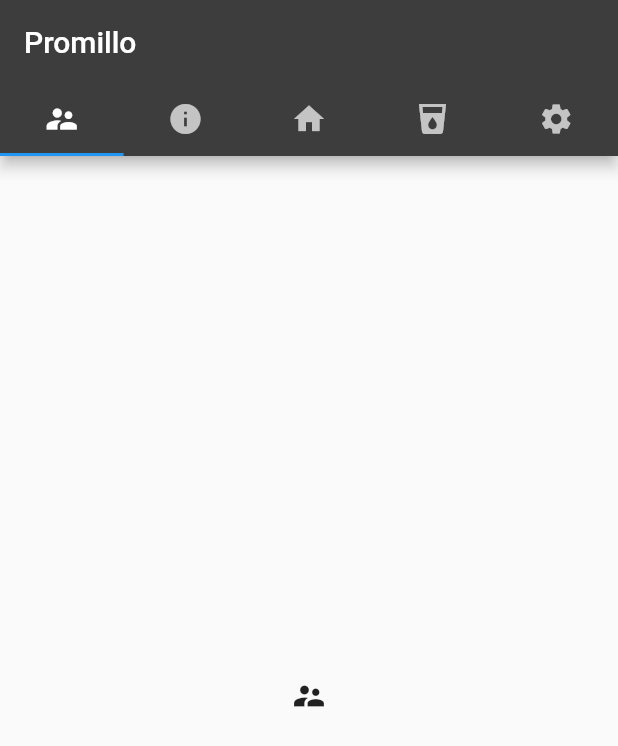
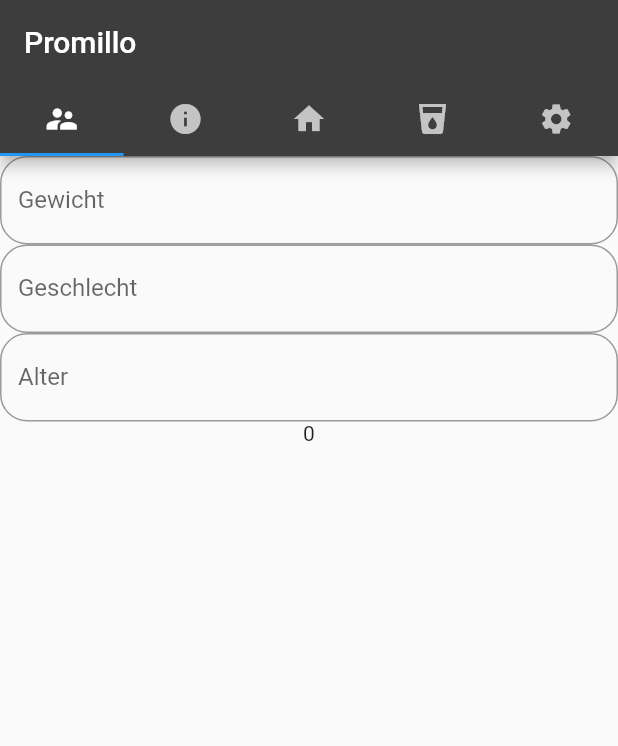
Before and after one commit to batrooxd/promillo, a Flutter app: the screen it shows after launch, on a phone screen of 412 x 824 dp. Shown: the top 746 px of the screen. Run offline on Flutter 3.47's test engine with Material 2 defaults, Android fonts, the phone set to English and light mode, and no system bars.

Commit message:
Test_Profile_20201229

```diff
--- a/lib/main.dart
+++ b/lib/main.dart
@@ -1,6 +1,7 @@
 import 'package:flutter/material.dart';
 import 'package:promillo/tabs/tabbar.dart';
 import 'package:provider/provider.dart';
+import 'package:promillo/tabs/profile_tab/profile_tab.dart';
 
 import 'classes/drink.dart';
 import 'classes/person.dart';
--- /dev/null
+++ b/lib/tabs/profile_tab/Test_profile_tab.dart
@@ -0,0 +1,63 @@
+import 'package:flutter/material.dart';
+
+_inputDecoration(label) => InputDecoration(
+      labelText: label,
+      fillColor: Colors.red,
+      border: new OutlineInputBorder(
+          borderRadius: new BorderRadius.circular(18.0),
+          borderSide: new BorderSide()),
+    );
+
+class UserDataWidget extends StatefulWidget {
+  @override
+  _UserDataState createState() => _UserDataState();
+}
+
+class _UserDataState extends State<UserDataWidget> {
+  int weightValue = 0;
+  int genderValue = 0;
+  int ageValue = 0;
+
+  @override
+  Widget build(BuildContext context) {
+    return Scaffold(
+      body: Center(
+          child: Column(children: [
+        TextField(
+            decoration: _inputDecoration("Gewicht"),
+            onChanged: (value) {
+              if (value.isEmpty) {
+                setState(() => weightValue = 0);
+              } else {
+                setState(() {
+                  weightValue = int.parse(value);
+                });
+              }
+            }),
+        TextField(
+            decoration: _inputDecoration("Geschlecht"),
+            onChanged: (value) {
+              if (value.isEmpty) {
+                setState(() => genderValue = 0);
+              } else {
+                setState(() {
+                  genderValue = int.parse(value);
+                });
+              }
+            }),
+        TextField(
+            decoration: _inputDecoration("Alter"),
+            onChanged: (value) {
+              if (value.isEmpty) {
+                setState(() => ageValue = 0);
+              } else {
+                setState(() {
+                  ageValue = int.parse(value);
+                });
+              }
+            }),
+        Text("${weightValue + genderValue + ageValue}")
+      ])),
+    );
+  }
+}
--- a/lib/tabs/tabbar.dart
+++ b/lib/tabs/tabbar.dart
@@ -1,6 +1,9 @@
 import 'package:flutter/material.dart';
 import 'package:promillo/tabs/main_tab/main_tab.dart';
 import 'package:promillo/tabs/permillevalue_tab/permillevalue_tab.dart';
+import 'package:promillo/tabs/profile_tab/profile_tab.dart';
+import 'package:promillo/tabs/info_tab/info_tab.dart';
+import 'package:promillo/tabs/profile_tab/Test_profile_tab.dart';
 
 class MyTabBar extends StatelessWidget {
   @override
@@ -24,8 +27,8 @@ class MyTabBar extends StatelessWidget {
           ),
           body: TabBarView(
             children: [
-              Icon(Icons.supervisor_account),
-              Icon(Icons.info),
+              UserDataWidget(),
+              InfoPageWidget(),
               MyMainTabWidget(),
               MyPermilleValueWidget(),
               Icon(Icons.settings),
--- a/pubspec.yaml
+++ b/pubspec.yaml
@@ -25,6 +25,7 @@ dependencies:
   flutter:
     sdk: flutter
 
+  shared_preferences: ^0.5.12+4
 
   # The following adds the Cupertino Icons font to your application.
   # Use with the CupertinoIcons class for iOS style icons.
```
Also changed, not shown: lib/tabs/info_tab/info_tab.dart (+42 -0 lines), lib/tabs/profile_tab/profile_tab.dart (+67 -0 lines), pubspec.lock, 3 other files.
